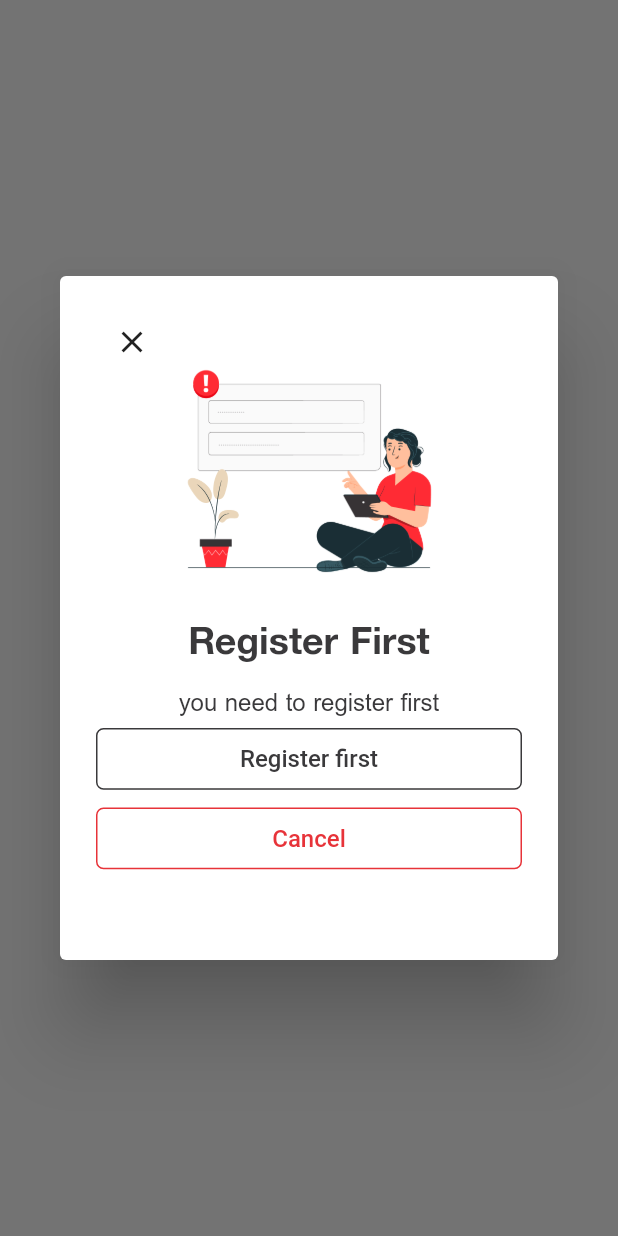
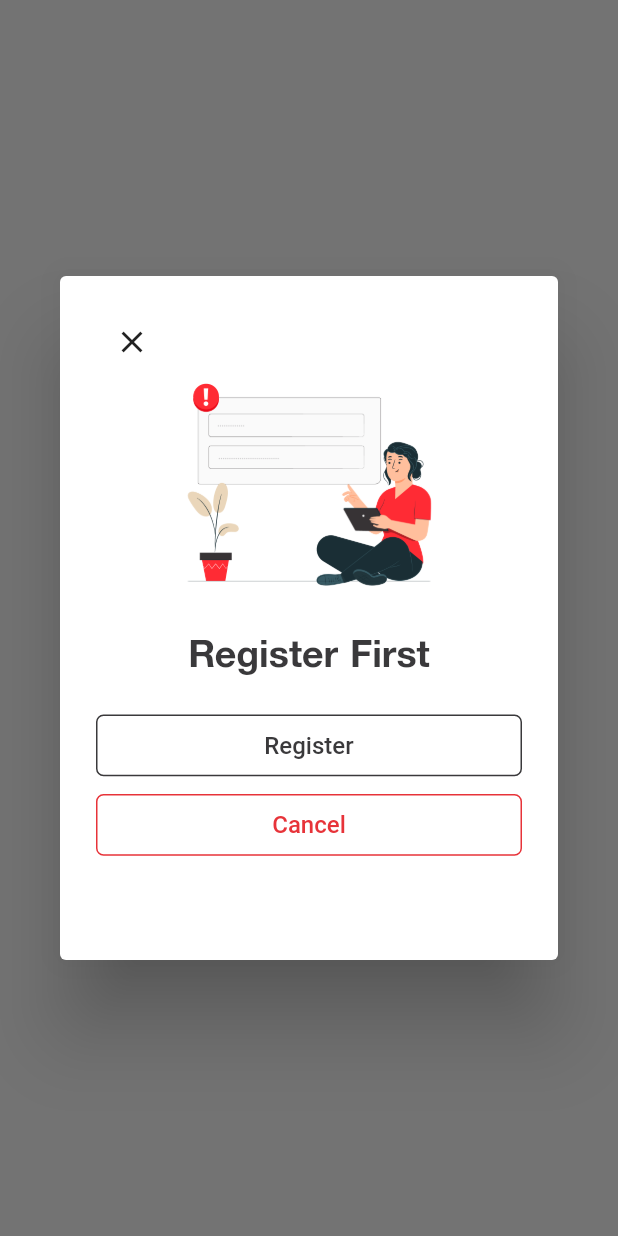
Before and after one commit to athome-nh/athome-app, a Flutter app: what loiginPopup() shows on an empty page, opened directly, on a phone screen of 412 x 824 dp. Run offline on Flutter 3.47's test engine with Material 2 defaults, Android fonts, the light colour scheme and no system bars; our stand-ins replace animate_do, cached_network_image, carousel_slider, connectivity_plus, device_info_plus, dio and 15 more; missing offline and left inert: encrypt, flutter_verification_code, gender_picker, mapbox_maps_flutter, ntp, turf; accounts and stored records are empty; network calls fail; project files that could hold a hidden picture were left out.

Commit message:
kotaa push

```diff
--- a/lib/Config/my_widget.dart
+++ b/lib/Config/my_widget.dart
@@ -1531,16 +1531,16 @@ Future<void> loiginPopup(BuildContext context) {
                       fontSize: 25,
                     ),
                   ),
-                  const SizedBox(height: 10),
-                  Text(
-                    "You need login".tr,
-                    textAlign: TextAlign.center,
-                    style: TextStyle(
-                      color: mainColorGrey,
-                      fontFamily: mainFontnormal,
-                      fontSize: 16,
-                    ),
-                  ),
+                  const SizedBox(height: 15),
+                  // Text(
+                  //   "You need login".tr,
+                  //   textAlign: TextAlign.center,
+                  //   style: TextStyle(
+                  //     color: mainColorGrey,
+                  //     fontFamily: mainFontnormal,
+                  //     fontSize: 16,
+                  //   ),
+                  // ),
                   TextButton(
                     onPressed: () {
                       Navigator.push(
--- a/lib/Language/ar.dart
+++ b/lib/Language/ar.dart
@@ -63,9 +63,11 @@ const Map<String, String> ar = {
   "Free Delivery": "توصیل المجاني",
   "Total": "مجموع",
   "Checkout": "التاکید",
+  "Clear cart":"إزالة الكل",
+  "Are you sure you want to continue?":"دڵنیای له‌ به‌تاڵكردنه‌وه‌ی سه‌به‌ته‌ی كڕین؟",
 
   // favorite
-  "No have any favorite": "لم تقم بتحديد أي تفضيلات حتى الآن. قم بتخصيصها وفقًا لاختياراتك الخاصة!",
+  "No have any favorite": "لم تقم بتحديد أي تفضيلات حتى الآن.\nقم بتخصيصها وفقًا لاختياراتك الخاصة!",
 
   // Page --> No Internet --> my_widget
   "no internet": "انترنت غیر متوفر",
--- a/lib/Language/en.dart
+++ b/lib/Language/en.dart
@@ -39,8 +39,8 @@ const Map<String, String> en = {
 
   // Dialogbox ( Register ) --> my_widget
   "Login Please": "Register First",
-  "You need login": "you need to register first",
-  "Login": "Register first",
+  "You need login": "You have to register first",
+  "Login": "Register",
   "Cancle": "Cancel",
 
   // categories
@@ -63,9 +63,11 @@ const Map<String, String> en = {
   "Free Delivery": "Free Delivery",
   "Total": "Total",
   "Checkout": "Checkout",
+  "Clear cart":"Clear cart",
+  "Are you sure you want to continue?":"Are you sure you want to continue?",
 
   // favorite
-  "No have any favorite": "You haven't set any favorites. Make it your own!",
+  "No have any favorite": "You haven't set any favorite items.\nMake it your own!",
 
   // Page --> Login First --> my_widget
   "Please login first": "Please login first",
--- a/lib/Language/kur.dart
+++ b/lib/Language/kur.dart
@@ -39,7 +39,7 @@ const Map<String, String> kur = {
 
   // Dialogbox ( Register ) --> my_widget
   "Login Please": "خۆت تۆمار بکە",
-  "You need login": "پێویستە خۆت تۆمار بکەیت",
+  "You need login": "له‌ پێش دا خۆت تۆمار بکە",
   "Login": "خۆتۆمارکردن",
   "Cancle": "پوچەڵ کردنەوە",
 
@@ -63,9 +63,11 @@ const Map<String, String> kur = {
   "Free Delivery": "گەیاندنی خۆڕایی",
   "Total": "کۆی گشتی",
   "Checkout": "دوپاتکردنەوە",
+  "Clear cart":"لابردنی هەموو",
+  "Are you sure you want to continue?":"دڵنیای له‌ به‌تاڵكردنه‌وه‌ی سه‌به‌ته‌ی كڕین؟",
 
   // favorite
-  "No have any favorite": "بابەتی دڵخواز دیاری نەکراوە. دڵخوازەکان دیاری بکە و جیاوازیەکان ببینە",
+  "No have any favorite": "بابەتی دڵخواز دیاری نەکراوە.\nدڵخوازەکان دیاری بکە و جیاوازیەکان ببینە",
 
   // Page --> No Internet --> my_widget
   "no internet": "ئینتەرنێت بەردەست  نیە",
--- a/lib/home/favorite.dart
+++ b/lib/home/favorite.dart
@@ -52,8 +52,11 @@ class _FavoriteState extends State<Favorite> {
                         ),
                         Text(
                           "No have any favorite".tr,
+                          textAlign: TextAlign.center,
                           style: TextStyle(
-                              fontFamily: mainFontnormal, fontSize: 18),
+                              fontFamily: mainFontnormal,
+                              fontSize: 18,
+                              ),
                         ),
                       ],
                     )
--- a/lib/home/my_cart.dart
+++ b/lib/home/my_cart.dart
@@ -117,7 +117,7 @@ class _MyCartState extends State<MyCart> {
                                               height: 10,
                                             ),
                                             Text(
-                                              "Login Please".tr,
+                                              "Clear cart".tr,
                                               textAlign: TextAlign.center,
                                               maxLines: 1,
                                               style: TextStyle(
@@ -128,7 +128,7 @@ class _MyCartState extends State<MyCart> {
                                             ),
                                             const SizedBox(height: 10),
                                             Text(
-                                              "You need login to add item to favourite"
+                                              "Are you sure you wnat to continue?"
                                                   .tr,
                                               textAlign: TextAlign.center,
                                               style: TextStyle(
```
